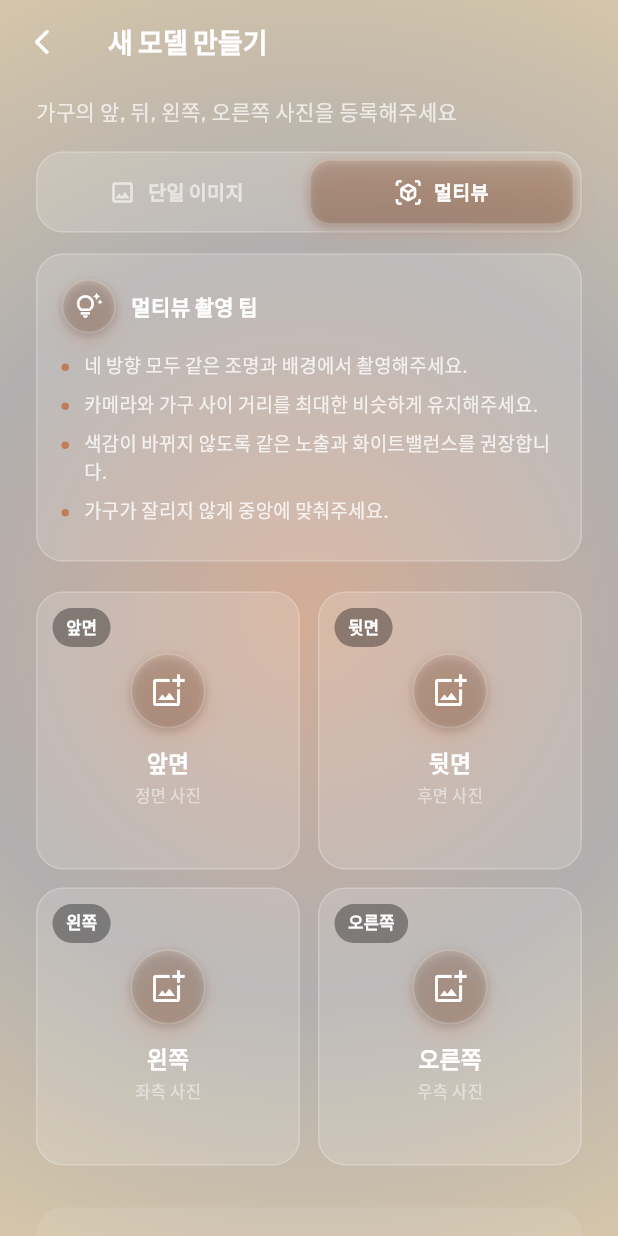
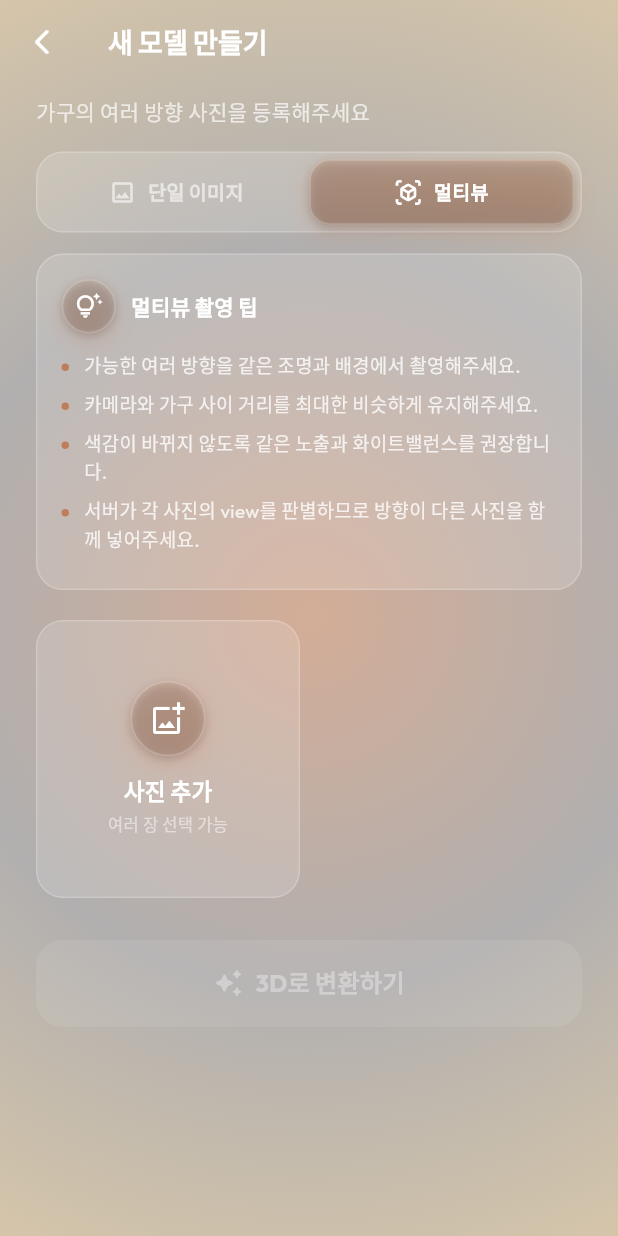
Before and after one commit to sseongyunn/20261R0136COSE45700, a Flutter app: the UploadScreen screen opened directly, after a tap on "멀티뷰", on a phone screen of 412 x 824 dp. Run offline on Flutter 3.47's test engine with Material 3 defaults, Android fonts, the phone set to English and light mode, and no system bars; our stand-ins replace gap, google_fonts, image_picker, shared_preferences; missing offline and left inert: model_viewer_plus; accounts and stored records are empty.

Commit message:
Add frontend app with flexible multiview upload

```diff
--- a/frontend/lib/api_client.dart
+++ b/frontend/lib/api_client.dart
@@ -399,6 +399,7 @@ class ApiClient extends ChangeNotifier {
     String? backSourceImageId,
     String? leftSourceImageId,
     String? rightSourceImageId,
+    List<Map<String, String>>? viewImages,
     double? widthCm,
     double? heightCm,
     double? depthCm,
@@ -420,6 +421,9 @@ class ApiClient extends ChangeNotifier {
     }
     if (rightSourceImageId != null) {
       body['rightSourceImageId'] = rightSourceImageId;
+    }
+    if (viewImages != null && viewImages.isNotEmpty) {
+      body['viewImages'] = viewImages;
     }
 
     final json = await _postJson('/generation-jobs', body);
--- a/frontend/lib/screens/upload_screen.dart
+++ b/frontend/lib/screens/upload_screen.dart
@@ -15,34 +15,16 @@ import 'processing_screen.dart';
 
 enum _UploadMode { single, multiview }
 
-enum _FurnitureView { front, back, left, right }
+class _MultiviewPhoto {
+  final String id;
+  final XFile file;
+  final Uint8List bytes;
 
-extension _FurnitureViewText on _FurnitureView {
-  String get label {
-    switch (this) {
-      case _FurnitureView.front:
-        return '앞면';
-      case _FurnitureView.back:
-        return '뒷면';
-      case _FurnitureView.left:
-        return '왼쪽';
-      case _FurnitureView.right:
-        return '오른쪽';
-    }
-  }
-
-  String get helper {
-    switch (this) {
-      case _FurnitureView.front:
-        return '정면 사진';
-      case _FurnitureView.back:
-        return '후면 사진';
-      case _FurnitureView.left:
-        return '좌측 사진';
-      case _FurnitureView.right:
-        return '우측 사진';
-    }
-  }
+  const _MultiviewPhoto({
+    required this.id,
+    required this.file,
+    required this.bytes,
+  });
 }
 
 class UploadScreen extends StatefulWidget {
@@ -62,17 +44,14 @@ class _UploadScreenState extends State<UploadScreen> {
   _UploadMode _mode = _UploadMode.single;
   XFile? _xfile;
   Uint8List? _bytes;
-  final Map<_FurnitureView, XFile> _viewFiles = {};
-  final Map<_FurnitureView, Uint8List> _viewBytes = {};
+  final List<_MultiviewPhoto> _viewPhotos = [];
   bool _analyzed = false;
   bool _submitting = false;
   String? _error;
 
   bool get _hasImage => _xfile != null && _bytes != null;
 
-  bool get _hasMultiviewImages => _FurnitureView.values.every(
-    (view) => _viewFiles[view] != null && _viewBytes[view] != null,
-  );
+  bool get _hasMultiviewImages => _viewPhotos.isNotEmpty;
 
   bool get _hasRequiredImages =>
       _mode == _UploadMode.single ? _hasImage : _hasMultiviewImages;
@@ -96,9 +75,7 @@ class _UploadScreenState extends State<UploadScreen> {
     });
   }
 
-  Future<void> _pick({_FurnitureView? view}) async {
-    if (_mode == _UploadMode.multiview && view == null) return;
-
+  Future<void> _pickSingleImage() async {
     final picked = await ImagePicker().pickImage(
       source: ImageSource.gallery,
       maxWidth: 1920,
@@ -109,18 +86,44 @@ class _UploadScreenState extends State<UploadScreen> {
 
     final bytes = await picked.readAsBytes();
     setState(() {
-      if (_mode == _UploadMode.single) {
       _xfile = picked;
       _bytes = bytes;
-      } else {
-        _viewFiles[view!] = picked;
-        _viewBytes[view] = bytes;
-      }
       _analyzed = false;
       _error = null;
     });
 
     if (!_hasRequiredImages) return;
+    await Future.delayed(const Duration(milliseconds: 900));
+    if (mounted && _hasRequiredImages) setState(() => _analyzed = true);
+  }
+
+  Future<void> _pickMultiviewImages() async {
+    final picked = await ImagePicker().pickMultiImage(
+      maxWidth: 1920,
+      maxHeight: 1920,
+      imageQuality: 85,
+    );
+    if (picked.isEmpty || !mounted) return;
+
+    final added = <_MultiviewPhoto>[];
+    final timestamp = DateTime.now().microsecondsSinceEpoch;
+    for (var i = 0; i < picked.length; i++) {
+      final file = picked[i];
+      added.add(
+        _MultiviewPhoto(
+          id: '${timestamp}_$i',
+          file: file,
+          bytes: await file.readAsBytes(),
+        ),
+      );
+    }
+
+    setState(() {
+      _viewPhotos.addAll(added);
+      _analyzed = false;
+      _error = null;
+    });
+
     await Future.delayed(const Duration(milliseconds: 900));
     if (mounted && _hasRequiredImages) setState(() => _analyzed = true);
   }
@@ -133,10 +136,9 @@ class _UploadScreenState extends State<UploadScreen> {
     });
   }
 
-  void _removeViewImage(_FurnitureView view) {
+  void _removeMultiviewImage(String id) {
     setState(() {
-      _viewFiles.remove(view);
-      _viewBytes.remove(view);
+      _viewPhotos.removeWhere((photo) => photo.id == id);
       _analyzed = false;
     });
   }
@@ -152,10 +154,8 @@ class _UploadScreenState extends State<UploadScreen> {
     if (_mode == _UploadMode.single) {
       return _storagePathFor(_xfile!, _bytes!);
     }
-    return _storagePathFor(
-      _viewFiles[_FurnitureView.front]!,
-      _viewBytes[_FurnitureView.front]!,
-    );
+    final primaryPhoto = _viewPhotos.first;
+    return _storagePathFor(primaryPhoto.file, primaryPhoto.bytes);
   }
 
   Future<UploadTicket> _uploadSourceImage(
@@ -210,19 +210,24 @@ class _UploadScreenState extends State<UploadScreen> {
           depthCm: _parseDouble(_depthController.text),
         );
       } else {
-        final tickets = <_FurnitureView, UploadTicket>{};
-        for (final view in _FurnitureView.values) {
-          tickets[view] = await _uploadSourceImage(
+        final tickets = <String, UploadTicket>{};
+        for (final photo in _viewPhotos) {
+          tickets[photo.id] = await _uploadSourceImage(
             api,
-            _viewFiles[view]!,
-            _viewBytes[view]!,
+            photo.file,
+            photo.bytes,
           );
         }
+        final primaryPhoto = _viewPhotos.first;
         job = await api.createGenerationJob(
-          sourceImageId: tickets[_FurnitureView.front]!.sourceImageId,
-          backSourceImageId: tickets[_FurnitureView.back]!.sourceImageId,
-          leftSourceImageId: tickets[_FurnitureView.left]!.sourceImageId,
-          rightSourceImageId: tickets[_FurnitureView.right]!.sourceImageId,
+          sourceImageId: tickets[primaryPhoto.id]!.sourceImageId,
+          viewImages: [
+            for (final photo in _viewPhotos)
+              {
+                'sourceImageId': tickets[photo.id]!.sourceImageId,
+                'view': 'unknown',
+              },
+          ],
           name: name,
           category: category,
           generationMode: 'multiview',
@@ -328,7 +333,11 @@ class _UploadScreenState extends State<UploadScreen> {
             ),
           ),
           leading: IconButton(
-            icon: const Icon(Icons.arrow_back_ios_new_rounded, color: Colors.white, size: 20),
+            icon: const Icon(
+              Icons.arrow_back_ios_new_rounded,
+              color: Colors.white,
+              size: 20,
+            ),
             onPressed: _submitting ? null : () => Navigator.pop(context),
           ),
         ),
@@ -339,9 +348,7 @@ class _UploadScreenState extends State<UploadScreen> {
               crossAxisAlignment: CrossAxisAlignment.start,
               children: [
                 Text(
-                  isMultiview
-                      ? '가구의 앞, 뒤, 왼쪽, 오른쪽 사진을 등록해주세요'
-                      : '가구가 잘 보이는 사진을 골라주세요',
+                  isMultiview ? '가구의 여러 방향 사진을 등록해주세요' : '가구가 잘 보이는 사진을 골라주세요',
                   style: GoogleFonts.outfit(
                     fontSize: 14,
                     color: Colors.white.withValues(alpha: 0.7),
@@ -357,14 +364,14 @@ class _UploadScreenState extends State<UploadScreen> {
                 const Gap(20),
                 if (isMultiview)
                   _MultiviewPickerGrid(
-                    viewBytes: _viewBytes,
+                    photos: _viewPhotos,
                     submitting: _submitting,
-                    onPick: (view) => _pick(view: view),
-                    onRemove: _removeViewImage,
+                    onAdd: _pickMultiviewImages,
+                    onRemove: _removeMultiviewImage,
                   )
                 else
                   GestureDetector(
-                    onTap: _submitting ? null : _pick,
+                    onTap: _submitting ? null : _pickSingleImage,
                     child: _hasImage
                         ? _Preview(
                             bytes: _bytes!,
@@ -481,7 +488,9 @@ class _ModeButton extends StatelessWidget {
                 : null,
             borderRadius: BorderRadius.circular(14),
             border: Border.all(
-              color: selected ? Colors.white.withValues(alpha: 0.2) : Colors.transparent,
+              color: selected
+                  ? Colors.white.withValues(alpha: 0.2)
+                  : Colors.transparent,
               width: 1.2,
             ),
             boxShadow: selected
@@ -505,7 +514,9 @@ class _ModeButton extends StatelessWidget {
               Icon(
                 icon,
                 size: 18,
-                color: selected ? Colors.white : Colors.white.withValues(alpha: 0.6),
+                color: selected
+                    ? Colors.white
+                    : Colors.white.withValues(alpha: 0.6),
               ),
               const Gap(8),
               Text(
@@ -513,7 +524,9 @@ class _ModeButton extends StatelessWidget {
                 style: GoogleFonts.outfit(
                   fontSize: 13,
                   fontWeight: FontWeight.w800,
-                  color: selected ? Colors.white : Colors.white.withValues(alpha: 0.6),
+                  color: selected
+                      ? Colors.white
+                      : Colors.white.withValues(alpha: 0.6),
                 ),
               ),
             ],
@@ -530,10 +543,10 @@ class _MultiviewGuide extends StatelessWidget {
   @override
   Widget build(BuildContext context) {
     const tips = [
-      '네 방향 모두 같은 조명과 배경에서 촬영해주세요.',
+      '가능한 여러 방향을 같은 조명과 배경에서 촬영해주세요.',
       '카메라와 가구 사이 거리를 최대한 비슷하게 유지해주세요.',
       '색감이 바뀌지 않도록 같은 노출과 화이트밸런스를 권장합니다.',
-      '가구가 잘리지 않게 중앙에 맞춰주세요.',
+      '서버가 각 사진의 view를 판별하므로 방향이 다른 사진을 함께 넣어주세요.',
     ];
 
     return Container(
@@ -631,15 +644,15 @@ class _MultiviewGuide extends StatelessWidget {
 }
 
 class _MultiviewPickerGrid extends StatelessWidget {
-  final Map<_FurnitureView, Uint8List> viewBytes;
+  final List<_MultiviewPhoto> photos;
   final bool submitting;
-  final ValueChanged<_FurnitureView> onPick;
-  final ValueChanged<_FurnitureView> onRemove;
+  final VoidCallback onAdd;
+  final ValueChanged<String> onRemove;
 
   const _MultiviewPickerGrid({
-    required this.viewBytes,
+    required this.photos,
     required this.submitting,
-    required this.onPick,
+    required this.onAdd,
     required this.onRemove,
   });
 
@@ -653,54 +666,139 @@ class _MultiviewPickerGrid extends StatelessWidget {
       crossAxisSpacing: 12,
       childAspectRatio: 0.95,
       children: [
-        for (final view in _FurnitureView.values)
-          _ViewTile(
-            view: view,
-            bytes: viewBytes[view],
-            onTap: submitting ? null : () => onPick(view),
-            onRemove: submitting ? null : () => onRemove(view),
+        for (var i = 0; i < photos.length; i++)
+          _PhotoTile(
+            photo: photos[i],
+            index: i,
+            onRemove: submitting ? null : () => onRemove(photos[i].id),
           ),
+        _AddPhotoTile(onTap: submitting ? null : onAdd),
       ],
     );
   }
 }
 
-class _ViewTile extends StatelessWidget {
-  final _FurnitureView view;
-  final Uint8List? bytes;
-  final VoidCallback? onTap;
+class _PhotoTile extends StatelessWidget {
+  final _MultiviewPhoto photo;
+  final int index;
   final VoidCallback? onRemove;
 
-  const _ViewTile({
-    required this.view,
-    required this.bytes,
-    required this.onTap,
+  const _PhotoTile({
+    required this.photo,
+    required this.index,
     required this.onRemove,
   });
 
   @override
   Widget build(BuildContext context) {
-    final hasImage = bytes != null;
-
-    return GestureDetector(
-      onTap: onTap,
-      child: Container(
+    return Container(
       decoration: BoxDecoration(
-          color: hasImage ? Colors.transparent : Colors.white.withValues(alpha: 0.15),
+        color: Colors.transparent,
         borderRadius: BorderRadius.circular(18),
-          border: Border.all(
-            color: hasImage
-                ? AppColors.primary.withValues(alpha: 0.45)
-                : Colors.white.withValues(alpha: 0.2),
-          ),
+        border: Border.all(color: AppColors.primary.withValues(alpha: 0.45)),
       ),
       clipBehavior: Clip.hardEdge,
       child: Stack(
         fit: StackFit.expand,
         children: [
-            if (hasImage)
-              Image.memory(bytes!, fit: BoxFit.cover)
-            else
+          Image.memory(photo.bytes, fit: BoxFit.cover),
+          Positioned(
+            left: 10,
+            top: 10,
+            child: Container(
+              padding: const EdgeInsets.symmetric(horizontal: 9, vertical: 5),
+              decoration: BoxDecoration(
+                color: Colors.black.withValues(alpha: 0.58),
+                borderRadius: BorderRadius.circular(999),
+              ),
+              child: Text(
+                index == 0 ? '대표 이미지' : '후보 ${index + 1}',
+                style: GoogleFonts.outfit(
+                  fontSize: 11,
+                  fontWeight: FontWeight.w800,
+                  color: Colors.white,
+                ),
+              ),
+            ),
+          ),
+          Positioned(
+            left: 10,
+            right: 10,
+            bottom: 10,
+            child: Container(
+              padding: const EdgeInsets.symmetric(horizontal: 10, vertical: 7),
+              decoration: BoxDecoration(
+                color: Colors.black.withValues(alpha: 0.55),
+                borderRadius: BorderRadius.circular(999),
+              ),
+              child: Row(
+                mainAxisSize: MainAxisSize.min,
+                children: [
+                  const Icon(
+                    Icons.auto_awesome_rounded,
+                    color: Colors.white,
+                    size: 14,
+                  ),
+                  const Gap(6),
+                  Expanded(
+                    child: Text(
+                      'AI view 판별',
+                      overflow: TextOverflow.ellipsis,
+                      style: GoogleFonts.outfit(
+                        fontSize: 11,
+                        fontWeight: FontWeight.w800,
+                        color: Colors.white,
+                      ),
+                    ),
+                  ),
+                ],
+              ),
+            ),
+          ),
+          Positioned(
+            top: 10,
+            right: 10,
+            child: GestureDetector(
+              onTap: onRemove,
+              child: Container(
+                padding: const EdgeInsets.all(6),
+                decoration: BoxDecoration(
+                  color: Colors.black.withValues(alpha: 0.55),
+                  shape: BoxShape.circle,
+                ),
+                child: const Icon(
+                  Icons.close_rounded,
+                  color: Colors.white,
+                  size: 16,
+                ),
+              ),
+            ),
+          ),
+        ],
+      ),
+    );
+  }
+}
+
+class _AddPhotoTile extends StatelessWidget {
+  final VoidCallback? onTap;
+
+  const _AddPhotoTile({required this.onTap});
+
+  @override
+  Widget build(BuildContext context) {
+    return GestureDetector(
+      onTap: onTap,
+      child: Container(
+        decoration: BoxDecoration(
+          color: Colors.white.withValues(alpha: 0.15),
+          borderRadius: BorderRadius.circular(18),
+          border: Border.all(color: Colors.white.withValues(alpha: 0.2)),
+        ),
+        clipBehavior: Clip.hardEdge,
+        child: Stack(
+          fit: StackFit.expand,
+          children: [
             Column(
               mainAxisAlignment: MainAxisAlignment.center,
               children: [
@@ -741,7 +839,7 @@ class _ViewTile extends StatelessWidget {
                 ),
                 const Gap(12),
                 Text(
-                    view.label,
+                  '사진 추가',
                   style: GoogleFonts.outfit(
                     fontSize: 15,
                     fontWeight: FontWeight.w800,
@@ -750,54 +848,13 @@ class _ViewTile extends StatelessWidget {
                 ),
                 const Gap(4),
                 Text(
-                    view.helper,
+                  '여러 장 선택 가능',
                   style: GoogleFonts.outfit(
                     fontSize: 11,
                     color: Colors.white.withValues(alpha: 0.5),
                   ),
                 ),
               ],
-              ),
-            Positioned(
-              left: 10,
-              top: 10,
-              child: Container(
-                padding: const EdgeInsets.symmetric(horizontal: 9, vertical: 5),
-                decoration: BoxDecoration(
-                  color: hasImage
-                      ? Colors.black.withValues(alpha: 0.58)
-                      : Colors.black.withValues(alpha: 0.35),
-                  borderRadius: BorderRadius.circular(999),
-                ),
-                child: Text(
-                  view.label,
-                  style: GoogleFonts.outfit(
-                    fontSize: 11,
-                    fontWeight: FontWeight.w800,
-                    color: Colors.white,
-                  ),
-                ),
-              ),
-            ),
-            if (hasImage)
-              Positioned(
-                top: 10,
-                right: 10,
-                child: GestureDetector(
-                  onTap: onRemove,
-                  child: Container(
-                    padding: const EdgeInsets.all(6),
-                    decoration: BoxDecoration(
-                      color: Colors.black.withValues(alpha: 0.55),
-                      shape: BoxShape.circle,
-                    ),
-                    child: const Icon(
-                      Icons.close_rounded,
-                      color: Colors.white,
-                      size: 16,
-                    ),
-                  ),
-                ),
             ),
           ],
         ),
@@ -910,7 +967,7 @@ class _AnalysisCard extends StatelessWidget {
   @override
   Widget build(BuildContext context) {
     final labels = mode == _UploadMode.multiview
-        ? ['앞·뒤·왼쪽·오른쪽 이미지 준비됨', '색상과 거리 일관성 확인됨', 'Hunyuan 멀티뷰 생성 가능']
+        ? ['멀티뷰 이미지 준비됨', '서버에서 view 자동 판별', 'Hunyuan 멀티뷰 생성 가능']
         : ['이미지 품질 양호', '가구 오브젝트 감지됨', 'AI 3D 생성 가능'];
 
     return Container(
@@ -1159,7 +1216,9 @@ class _TextInput extends StatelessWidget {
       style: GoogleFonts.outfit(fontSize: 14, color: Colors.white),
       decoration: InputDecoration(
         labelText: label,
-        labelStyle: GoogleFonts.outfit(color: Colors.white.withValues(alpha: 0.6)),
+        labelStyle: GoogleFonts.outfit(
+          color: Colors.white.withValues(alpha: 0.6),
+        ),
         filled: true,
         fillColor: Colors.black.withValues(alpha: 0.15),
         contentPadding: const EdgeInsets.symmetric(
@@ -1229,10 +1288,7 @@ class _ConvertButton extends StatelessWidget {
           color: enabled ? null : Colors.white.withValues(alpha: 0.08),
           gradient: enabled
               ? const LinearGradient(
-                  colors: [
-                    Color(0xFFD1BAD2),
-                    Color(0xFF2884B8),
-                  ],
+                  colors: [Color(0xFFD1BAD2), Color(0xFF2884B8)],
                   begin: Alignment.centerLeft,
                   end: Alignment.centerRight,
                 )
@@ -1254,7 +1310,9 @@ class _ConvertButton extends StatelessWidget {
                   children: [
                     Icon(
                       Icons.auto_awesome_rounded,
-                      color: enabled ? Colors.white : Colors.white.withValues(alpha: 0.35),
+                      color: enabled
+                          ? Colors.white
+                          : Colors.white.withValues(alpha: 0.35),
                       size: 20,
                     ),
                     const Gap(8),
@@ -1263,7 +1321,9 @@ class _ConvertButton extends StatelessWidget {
                       style: GoogleFonts.outfit(
                         fontSize: 16,
                         fontWeight: FontWeight.w700,
-                        color: enabled ? Colors.white : Colors.white.withValues(alpha: 0.35),
+                        color: enabled
+                            ? Colors.white
+                            : Colors.white.withValues(alpha: 0.35),
                       ),
                     ),
                   ],
```
Lines whose indentation alone changed are shown as unchanged.
